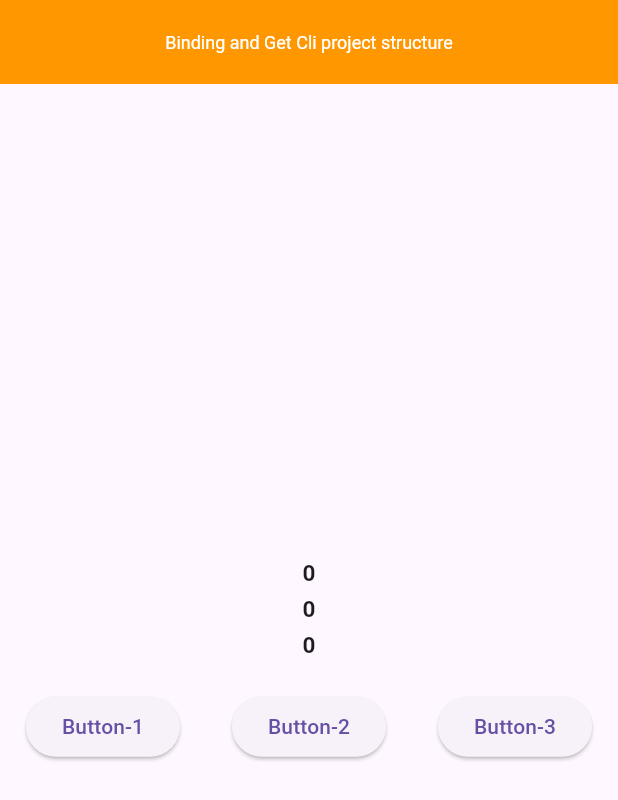
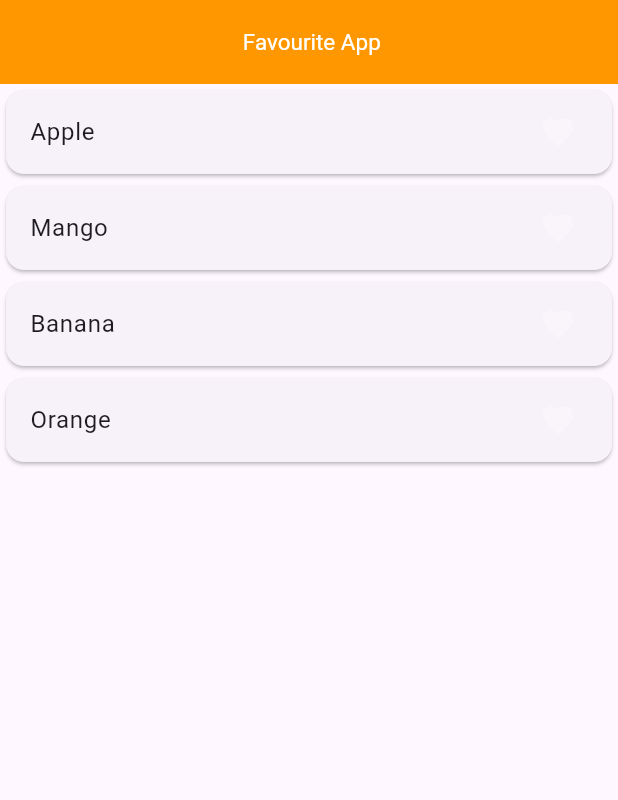
Before and after one commit to Jahid01234/getx_all_code, a Flutter app: the screen it shows after launch, on a phone screen of 412 x 824 dp. Shown: the top 800 px of the screen. Run offline on Flutter 3.47's test engine with Material 3 defaults, Android fonts, the light colour scheme and no system bars; our stand-ins replace get.

Commit message:
-Favourite App with GetX

```diff
--- a/lib/app/modules/home/controller/home_controller.dart
+++ b/lib/app/modules/home/controller/home_controller.dart
@@ -1,19 +1,24 @@
 import 'package:get/get.dart';
 
 class HomeController extends GetxController{
-  RxInt count1 = 0.obs;
-  RxInt count2 = 0.obs;
-  RxInt count3 = 0.obs;
 
-  void increment1(){
-    count1++;
+  RxList<String> fruitName =[
+    'Apple',
+    'Mango',
+    'Banana',
+    'Orange'
+   ].obs;
+
+  RxList tempFruit =[ ].obs;
+
+  void addToFavourite(String value){
+    tempFruit.add(value);
   }
 
-  void increment2(){
-    count2++;
+   void removeToFavourite(String value){
+    tempFruit.remove(value);
   }
 
-  void increment3(){
-    count3++;
-  }
+
+
 }
--- a/lib/app/modules/home/view/home_view.dart
+++ b/lib/app/modules/home/view/home_view.dart
@@ -2,7 +2,7 @@ import 'package:flutter/material.dart';
 import 'package:get/get.dart';
 import 'package:get_material_app/app/modules/home/controller/home_controller.dart';
 
-// GetView is a type of StatelessWidget. its special because it has provide a controller v
+// GetView is a type of StatelessWidget. its special because it has provide a controller
 class HomeView extends GetView<HomeController> {
   const HomeView({super.key});
 
@@ -13,63 +13,35 @@ class HomeView extends GetView<HomeController> {
         backgroundColor: Colors.orange,
         foregroundColor: Colors.white,
         title: const Text(
-          " Binding and Get Cli project structure ",
-          style: TextStyle(fontSize: 12),
+          " Favourite App",
+          style: TextStyle(fontSize: 15),
         ),
         centerTitle: true,
       ),
-      body: Center(
-        child: Column(
-          mainAxisAlignment: MainAxisAlignment.center,
-          children: [
-            Obx(() => Text(
-              controller.count1.toString(),
-              style: const TextStyle(fontSize: 15, fontWeight: FontWeight.bold
-              ),
+      body: ListView.builder(
+        itemCount: controller.fruitName.length,
+        itemBuilder: (context, index) {
+          return Card(
+            child: ListTile(
+              onTap: () {
+                if (controller.tempFruit.contains(controller.fruitName[index].toString())) {
+                  controller.removeToFavourite(controller.fruitName[index].toString());
+                } else {
+                  controller.addToFavourite(controller.fruitName[index].toString(),
+                  );
+                }
+              },
+              title: Text(controller.fruitName[index].toString()),
+              trailing: Obx(
+                  ()=> Icon(Icons.favorite,
+                    color: controller.tempFruit.contains(controller.fruitName[index].toString())
+                        ? Colors.red
+                        : Colors.white24,
+                  ),
+              )
             ),
-            ),
-            const SizedBox(height: 3),
-            Obx(() => Text(
-              controller.count2.toString(),
-              style: const TextStyle(fontSize: 15, fontWeight: FontWeight.bold
-              ),
-            ),
-            ),
-            const SizedBox(height: 3),
-            Obx(() {
-              return Text(
-                controller.count3.toString(),
-                style: const TextStyle(fontSize: 15, fontWeight: FontWeight.bold
-                ),
-              );
-            },
-            ),
-            const SizedBox(height: 20),
-            Row(
-              mainAxisAlignment: MainAxisAlignment.spaceAround,
-              children: [
-                ElevatedButton(
-                  onPressed: () {
-                    controller.increment1();
-                  },
-                  child: const Text("Button-1"),
-                ),
-                ElevatedButton(
-                  onPressed: () {
-                    controller.increment2();
-                  },
-                  child: const Text("Button-2"),
-                ),
-                ElevatedButton(
-                  onPressed: () {
-                    controller.increment3();
-                  },
-                  child: const Text("Button-3"),
-                ),
-              ],
-            )
-          ],
-        ),
+          );
+        },
       ),
     );
   }
```
